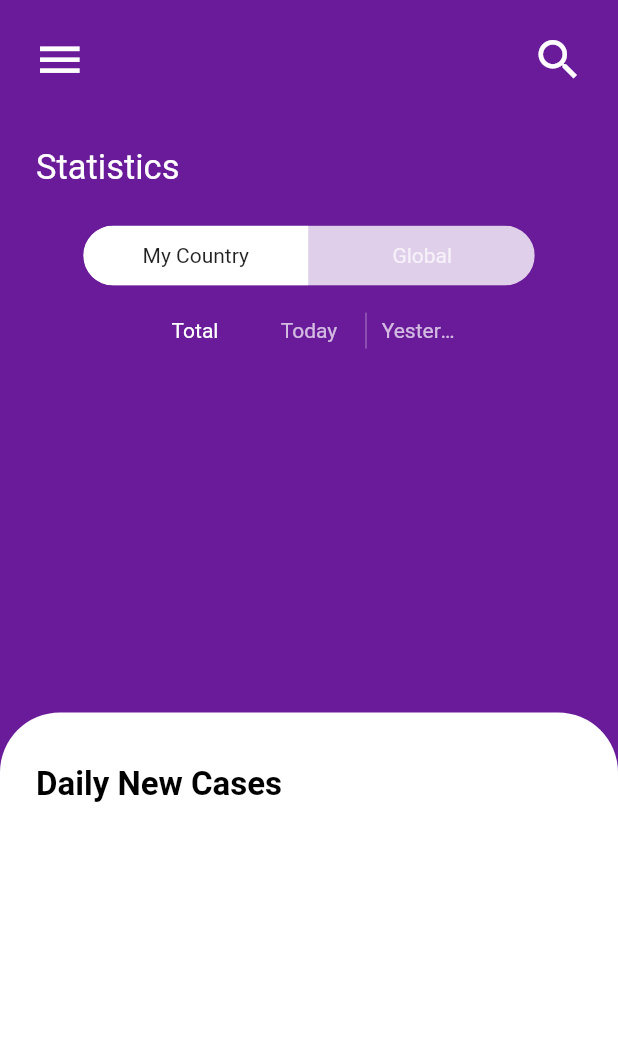
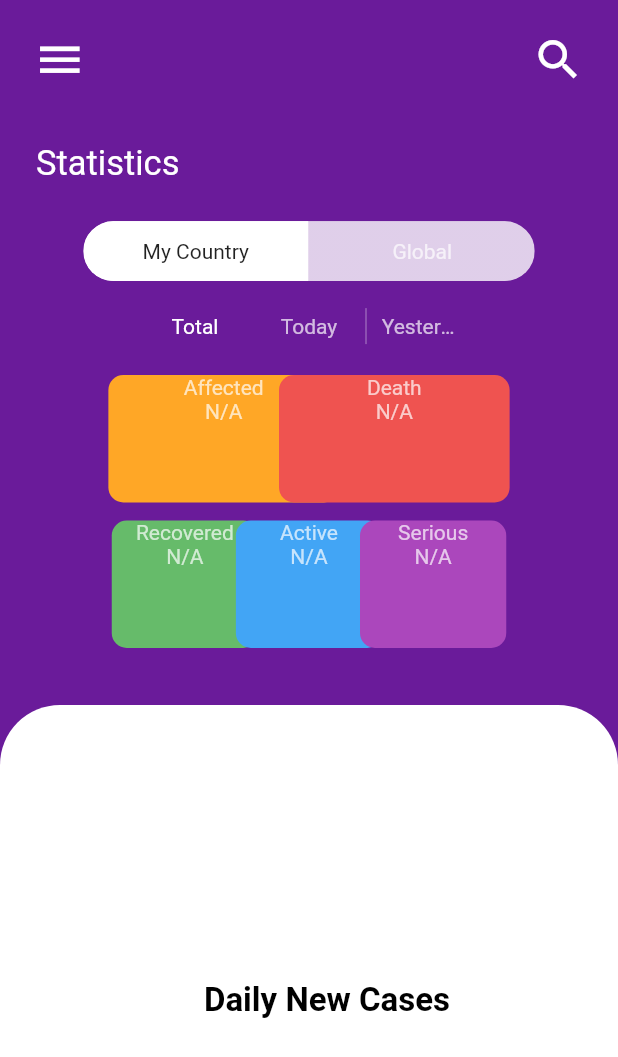
Before and after one commit to anasksy/covid19_stats, a Flutter app: the screen it shows after launch, on a phone screen of 412 x 824 dp. Shown: the top 1057 px of the screen. Run offline on Flutter 3.47's test engine with Material 2 defaults, Android fonts, the phone set to English and light mode, and no system bars; drawn by our look-alikes of toggle_switch; our stand-ins replace google_fonts.

Commit message:
Worked on Statistics Chart

```diff
--- a/lib/homescreen.dart
+++ b/lib/homescreen.dart
@@ -16,11 +16,158 @@ class _HomescreenState extends State<Homescreen> {
     // old code 2 ==> List<bool> _selections2 = List.generate(3, (_) => false);
     return Scaffold(
       backgroundColor: Colors.purple[800],
-      body: Stack(
+      body: SafeArea(
+        child: Stack(
+          alignment: Alignment.center,
           children: <Widget>[
+            //Added 2 Containers
+            // => AFFECTED
+            Positioned(
+              right: 186,
+              top: 250,
+              child: Container(
+                height: 85,
+                width: 153.75,
+                decoration: BoxDecoration(
+                  borderRadius: BorderRadius.circular(10),
+                  color: Colors.orange[400],
+                ),
+                child: Column(
+                  children: <Widget>[
+                    Text(
+                      "Affected",
+                      style: GoogleFonts.roboto(
+                        textStyle: TextStyle(color: Colors.white70),
+                      ),
+                    ),
+                    Text(
+                      "N/A",
+                      style: GoogleFonts.roboto(
+                        textStyle: TextStyle(color: Colors.white70),
+                      ),
+                    ),
+                  ],
+                ),
+              ),
+            ),
+            // => DEATH
+            Positioned(
+              left: 186,
+              top: 250,
+              child: Container(
+                height: 85,
+                width: 153.75,
+                decoration: BoxDecoration(
+                  borderRadius: BorderRadius.circular(10),
+                  color: Colors.red[400],
+                ),
+                child: Column(
+                  children: <Widget>[
+                    Text(
+                      "Death",
+                      style: GoogleFonts.roboto(
+                        textStyle: TextStyle(color: Colors.white70),
+                      ),
+                    ),
+                    Text(
+                      "N/A",
+                      style: GoogleFonts.roboto(
+                        textStyle: TextStyle(color: Colors.white70),
+                      ),
+                    ),
+                  ],
+                ),
+              ),
+            ),
+            // => RECOVERED
+            Positioned(
+              top: 347,
+              right: 240,
+              child: Container(
+                height: 85,
+                width: 97.5,
+                decoration: BoxDecoration(
+                  borderRadius: BorderRadius.circular(10),
+                  color: Colors.green[400],
+                ),
+                child: Column(
+                  children: <Widget>[
+                    Text(
+                      "Recovered",
+                      style: GoogleFonts.roboto(
+                        textStyle: TextStyle(color: Colors.white70),
+                      ),
+                    ),
+                    Text(
+                      "N/A",
+                      style: GoogleFonts.roboto(
+                        textStyle: TextStyle(color: Colors.white70),
+                      ),
+                    ),
+                  ],
+                ),
+              ),
+            ),
+            // => ACTIVE
+            Positioned(
+              top: 347,
+              child: Container(
+                height: 85,
+                width: 97.5,
+                decoration: BoxDecoration(
+                  borderRadius: BorderRadius.circular(10),
+                  color: Colors.blue[400],
+                ),
+                child: Column(
+                  children: <Widget>[
+                    Text(
+                      "Active",
+                      style: GoogleFonts.roboto(
+                        textStyle: TextStyle(color: Colors.white70),
+                      ),
+                    ),
+                    Text(
+                      "N/A",
+                      style: GoogleFonts.roboto(
+                        textStyle: TextStyle(color: Colors.white70),
+                      ),
+                    ),
+                  ],
+                ),
+              ),
+            ),
+            // => SERIOUS
+            Positioned(
+              top: 347,
+              left: 240,
+              child: Container(
+                height: 85,
+                width: 97.5,
+                decoration: BoxDecoration(
+                  borderRadius: BorderRadius.circular(10),
+                  color: Colors.purple[400],
+                ),
+                child: Column(
+                  children: <Widget>[
+                    Text(
+                      "Serious",
+                      style: GoogleFonts.roboto(
+                        textStyle: TextStyle(color: Colors.white70),
+                      ),
+                    ),
+                    Text(
+                      "N/A",
+                      style: GoogleFonts.roboto(
+                        textStyle: TextStyle(color: Colors.white70),
+                      ),
+                    ),
+                  ],
+                ),
+              ),
+            ),
             // Added white container with rounded corners
             Container(
-            margin: EdgeInsets.only(top: 475),
+              margin: EdgeInsets.only(top: 470),
               decoration: BoxDecoration(
                 borderRadius: BorderRadius.only(
                   topLeft: Radius.circular(40),
@@ -44,8 +191,7 @@ class _HomescreenState extends State<Homescreen> {
               ),
               margin: EdgeInsets.only(top: 510, left: 24),
             ),
-          SafeArea(
-            child: Column(
+            Column(
               children: <Widget>[
                 Row(
                   mainAxisAlignment: MainAxisAlignment.spaceBetween,
@@ -82,7 +228,7 @@ class _HomescreenState extends State<Homescreen> {
                 // ==> it's under the Menu-IconButton at the top left corner
                 Container(
                   alignment: Alignment.topLeft,
-                  margin: EdgeInsets.only(left: 24, top: 33),
+                  margin: EdgeInsets.only(left: 24, top: 30),
                   child: Text(
                     "Statistics",
                     style: GoogleFonts.roboto(
@@ -124,8 +270,8 @@ class _HomescreenState extends State<Homescreen> {
                 ),
               ],
             ),
+          ],
         ),
-        ],
       ),
     );
   }
```
Lines whose indentation alone changed are shown as unchanged.
